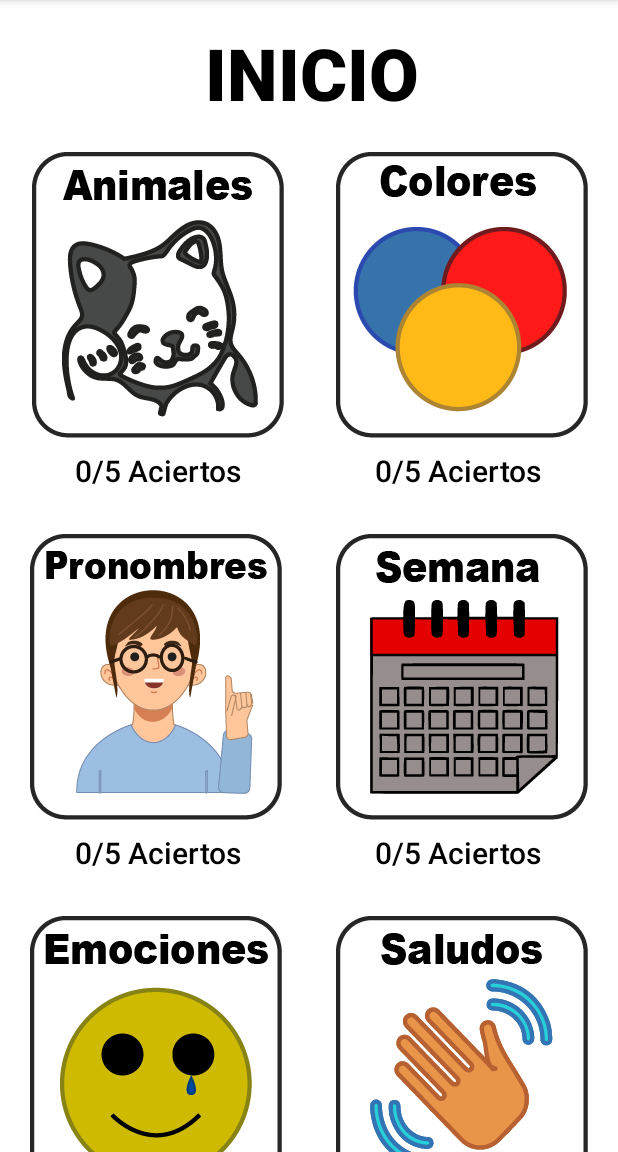
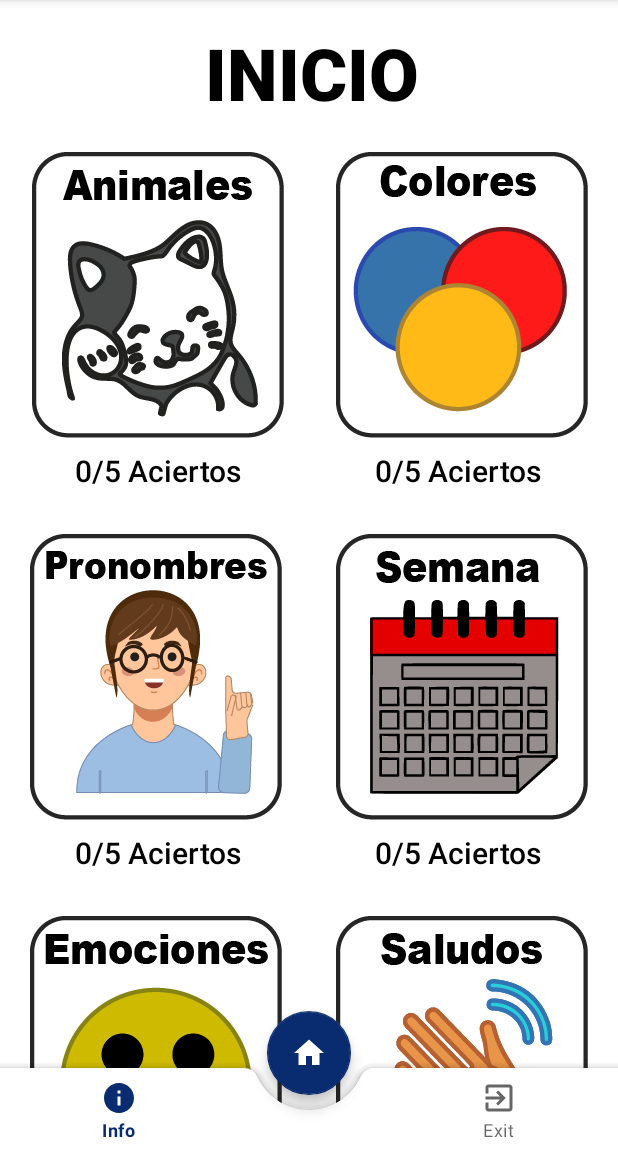
Before and after one commit to JorgeAR23/Mixtico, an Android app: the screen it shows after launch (MainActivity), on a phone screen of 412 x 824 dp, the part 84-1236 px from its top. Run offline under Robolectric (Android 15) with nearby library versions, the phone set to English and light mode, and no system bars.

Commit message:
Agregue la barra de navegacion

```diff
--- a/app/build.gradle
+++ b/app/build.gradle
@@ -36,4 +36,5 @@ dependencies {
     testImplementation 'junit:junit:4.13.2'
     androidTestImplementation 'androidx.test.ext:junit:1.1.5'
     androidTestImplementation 'androidx.test.espresso:espresso-core:3.5.1'
+    implementation 'com.google.android.material:material:1.3.0-alpha03'
 }
--- /dev/null
+++ b/app/src/main/res/drawable/exitapp.xml
@@ -0,0 +1,5 @@
+<vector android:autoMirrored="true" android:height="24dp"
+    android:tint="#787777" android:viewportHeight="24"
+    android:viewportWidth="24" android:width="24dp" xmlns:android="http://schemas.android.com/apk/res/android">
+    <path android:fillColor="@android:color/white" android:pathData="M10.09,15.59L11.5,17l5,-5 -5,-5 -1.41,1.41L12.67,11H3v2h9.67l-2.58,2.59zM19,3H5c-1.11,0 -2,0.9 -2,2v4h2V5h14v14H5v-4H3v4c0,1.1 0.89,2 2,2h14c1.1,0 2,-0.9 2,-2V5c0,-1.1 -0.9,-2 -2,-2z"/>
+</vector>
--- /dev/null
+++ b/app/src/main/res/drawable/home.xml
@@ -0,0 +1,5 @@
+<vector android:height="24dp" android:tint="#787777"
+    android:viewportHeight="24" android:viewportWidth="24"
+    android:width="24dp" xmlns:android="http://schemas.android.com/apk/res/android">
+    <path android:fillColor="@android:color/white" android:pathData="M10,20v-6h4v6h5v-8h3L12,3 2,12h3v8z"/>
+</vector>
--- /dev/null
+++ b/app/src/main/res/drawable/info.xml
@@ -0,0 +1,5 @@
+<vector android:height="24dp" android:tint="#787777"
+    android:viewportHeight="24" android:viewportWidth="24"
+    android:width="24dp" xmlns:android="http://schemas.android.com/apk/res/android">
+    <path android:fillColor="@android:color/white" android:pathData="M12,2C6.48,2 2,6.48 2,12s4.48,10 10,10 10,-4.48 10,-10S17.52,2 12,2zM13,17h-2v-6h2v6zM13,9h-2L11,7h2v2z"/>
+</vector>
--- /dev/null
+++ b/app/src/main/res/drawable/transparent_background.xml
@@ -0,0 +1,8 @@
+<?xml version="1.0" encoding="utf-8"?>
+<shape xmlns:android="http://schemas.android.com/apk/res/android"
+    android:padding="10dp"
+    android:shape="rectangle">
+
+    <solid android:color="#00000000"/>
+
+</shape>
--- a/app/src/main/res/layout/activity_main.xml
+++ b/app/src/main/res/layout/activity_main.xml
@@ -1,11 +1,15 @@
 <?xml version="1.0" encoding="utf-8"?>
 
-<ScrollView
+<androidx.coordinatorlayout.widget.CoordinatorLayout
     xmlns:android="http://schemas.android.com/apk/res/android"
     xmlns:app="http://schemas.android.com/apk/res-auto"
     xmlns:tools="http://schemas.android.com/tools"
     android:layout_width="match_parent"
-    android:layout_height="match_parent"
+    android:layout_height="match_parent">
+
+    <ScrollView
+        android:layout_width="match_parent"
+        android:layout_height="552dp"
         android:background="@color/white">
 
         <androidx.constraintlayout.widget.ConstraintLayout
@@ -201,3 +205,33 @@
 
         </androidx.constraintlayout.widget.ConstraintLayout>
     </ScrollView>
+
+    <com.google.android.material.bottomappbar.BottomAppBar
+        android:layout_width="match_parent"
+        android:layout_height="wrap_content"
+        android:layout_gravity="bottom"
+        android:id="@+id/bottomAppBar"
+        app:fabCradleMargin="10dp"
+        app:fabCradleRoundedCornerRadius="10dp"
+        app:fabCradleVerticalOffset="10dp"
+        >
+        <com.google.android.material.bottomnavigation.BottomNavigationView
+            android:layout_width="match_parent"
+            android:layout_height="wrap_content"
+            android:id="@+id/bottomNavigationView"
+            android:layout_marginRight="16dp"
+            app:menu="@menu/bottom_nav_menu"
+            android:background="@drawable/transparent_background"
+            />
+    </com.google.android.material.bottomappbar.BottomAppBar>
+
+    <com.google.android.material.floatingactionbutton.FloatingActionButton
+        android:layout_width="wrap_content"
+        android:layout_height="wrap_content"
+        android:id="@+id/fab"
+        android:src="@drawable/home"
+        android:contentDescription="hi"
+        app:layout_anchor="@id/bottomAppBar"
+        />
+
+</androidx.coordinatorlayout.widget.CoordinatorLayout>
--- /dev/null
+++ b/app/src/main/res/menu/bottom_nav_menu.xml
@@ -0,0 +1,18 @@
+<?xml version="1.0" encoding="utf-8"?>
+<menu xmlns:android="http://schemas.android.com/apk/res/android">
+
+    <item
+        android:id="@+id/info"
+        android:icon="@drawable/info"
+        android:title="Info"/>
+
+    <item
+        android:id="@+id/placeholder"
+        android:title=""/>
+
+    <item
+        android:id="@+id/exitapp"
+        android:icon="@drawable/exitapp"
+        android:title="Exit"/>
+
+</menu>
--- a/app/src/main/res/values/themes.xml
+++ b/app/src/main/res/values/themes.xml
@@ -6,9 +6,9 @@
         <item name="colorPrimaryVariant">@color/purple_700</item>
         <item name="colorOnPrimary">@color/white</item>
         <!-- Secondary brand color. -->
-        <item name="colorSecondary">@color/teal_200</item>
+        <item name="colorSecondary">#092B70</item>
         <item name="colorSecondaryVariant">@color/teal_700</item>
-        <item name="colorOnSecondary">@color/black</item>
+        <item name="colorOnSecondary">@color/white</item>
         <!-- Status bar color. -->
         <item name="android:statusBarColor">#1230C8</item>
         <!-- Customize your theme here. -->
```
Lines whose indentation alone changed are shown as unchanged.
